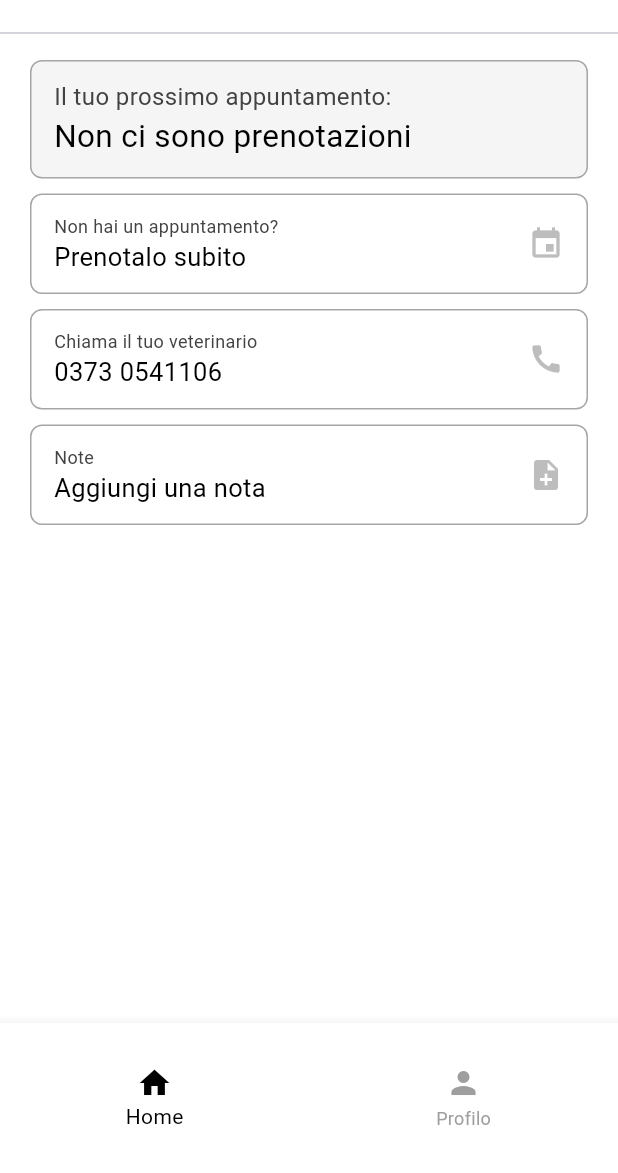
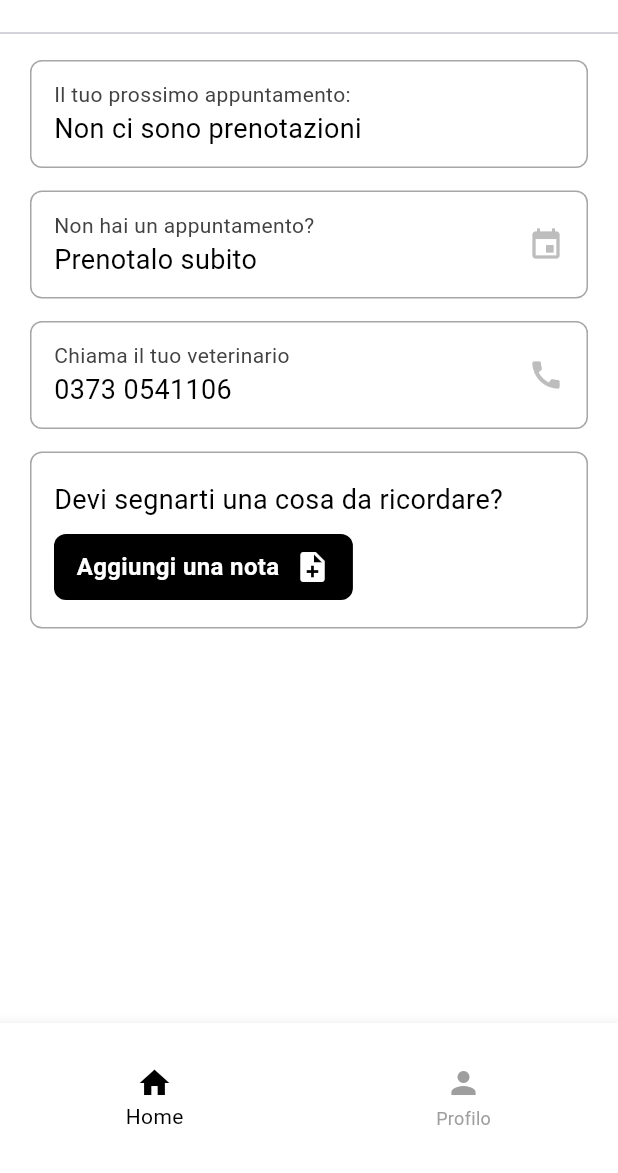
Before and after one commit to alfredocarta/MyPet, a Flutter app: the screen it shows once a user with an empty profile is signed in, on a phone screen of 412 x 824 dp, the part 63-1236 px from its top. Run offline on Flutter 3.47's test engine with Material 3 defaults, Android fonts, the phone set to English and light mode, and no system bars; our stand-ins replace cloud_firestore, firebase_auth, firebase_core, get, google_nav_bar; missing offline and left inert: add_2_calendar, booking_calendar, flutter_email_sender, mockito; accounts and stored records are empty.

Commit message:
modifiche home page

```diff
--- a/lib/components/button/home_button.dart
+++ b/lib/components/button/home_button.dart
@@ -36,14 +36,14 @@ class HomeButton extends StatelessWidget {
                   sectionName,
                   style: TextStyle(
                     color: Colors.grey[800],
-                    fontSize: 12,
+                    fontSize: 14,
                   ),
                 ),
                 Text(
                   text,
                   style: const TextStyle(
                     fontStyle: FontStyle.normal,
-                    fontSize: 17,
+                    fontSize: 18,
                     color: Colors.black,
                   ),
                 ),
--- a/lib/components/button/phone_button.dart
+++ b/lib/components/button/phone_button.dart
@@ -41,14 +41,14 @@ class PhoneNumberButton extends StatelessWidget {
                     'Chiama il tuo veterinario',
                     style: TextStyle(
                       color: Colors.grey[800],
-                      fontSize: 12,
+                      fontSize: 14,
                     ),
                   ),
                   const Text(
                     '0373 0541106',
                     style: TextStyle(
                       fontStyle: FontStyle.normal,
-                      fontSize: 17,
+                      fontSize: 18,
                       color: Colors.black,
                     ),
                   ),
--- a/lib/pages/home_page.dart
+++ b/lib/pages/home_page.dart
@@ -26,6 +26,12 @@ class _HomePageState extends State<HomePage> {
     fetchNextBooking();
   }
 
+  @override
+  void didChangeDependencies() {
+    super.didChangeDependencies();
+    fetchNextBooking();
+  }
+
   Future<void> fetchNextBooking() async {
     try {
       User? user = FirebaseAuth.instance.currentUser;
@@ -44,6 +50,10 @@ class _HomePageState extends State<HomePage> {
           var nextBookingData = querySnapshot.docs.first.data() as Map<String, dynamic>;
           setState(() {
             nextBooking = (nextBookingData['bookingStart'] as Timestamp).toDate();
+          });
+        } else {
+          setState(() {
+            nextBooking = null;
           });
         }
       }
@@ -79,29 +89,38 @@ class _HomePageState extends State<HomePage> {
     if (nextBooking != null) {
       addAppointmentToCalendar(
         nextBooking!, // Inizio dell'appuntamento
-      nextBooking!.add(Duration(minutes: 30)), // Fine dell'appuntamento, aggiungi la durata desiderata
+        nextBooking!.add(const Duration(minutes: 30)), // Fine dell'appuntamento, aggiungi la durata desiderata
         'Appuntamento dal veterinario', // Titolo dell'evento
-      'Dettagli del tuo appuntamento' // Descrizione dell'evento
+        'Dettagli del tuo appuntamento', // Descrizione dell'evento
       );
     } else {
       ScaffoldMessenger.of(context).showSnackBar(
-      SnackBar(
-        content: const Text('Nessun appuntamento disponibile'),
+        const SnackBar(
+          content: Text('Nessun appuntamento disponibile'),
         ),
       );
     }
   }
 
+  Future<void> refreshData() async {
+    await fetchNextBooking();
+    setState(() {}); // Aggiorna lo stato per riflettere i nuovi dati
+  }
 
   @override
   Widget build(BuildContext context) {
     return Scaffold(
       backgroundColor: Colors.white,
-      body: StreamBuilder<DocumentSnapshot>(
+      body: RefreshIndicator(
+        color: Colors.grey, // Imposta il colore del cerchio di aggiornamento a grigio
+        onRefresh: refreshData,
+        child: StreamBuilder<DocumentSnapshot>(
           stream: FirebaseFirestore.instance.collection("Users").doc(currentUser.email).snapshots(),
           builder: (context, snapshot) {
             if (snapshot.hasData) {
-            return SafeArea(
+              return SingleChildScrollView(
+                physics: AlwaysScrollableScrollPhysics(),
+                child: SafeArea(
                   child: Column(
                     children: [
                       const Divider(),
@@ -110,7 +129,7 @@ class _HomePageState extends State<HomePage> {
                       nextBooking != null
                           ? Container(
                               decoration: BoxDecoration(
-                            color: Colors.grey[200],
+                                color: Colors.white,
                                 borderRadius: BorderRadius.circular(8),
                                 border: Border.all(color: const Color.fromARGB(255, 167, 165, 165)),
                               ),
@@ -127,7 +146,7 @@ class _HomePageState extends State<HomePage> {
                                           Text(
                                             'Il tuo prossimo appuntamento:',
                                             textAlign: TextAlign.left,
-                                        style: TextStyle(fontSize: 15, fontWeight: FontWeight.normal,color: Colors.grey[800],),
+                                            style: TextStyle(fontSize: 14, fontWeight: FontWeight.normal, color: Colors.grey[800]),
                                           ),
                                           Text(
                                             DateFormat.yMMMMd('it_IT').add_Hm().format(nextBooking!),
@@ -135,7 +154,7 @@ class _HomePageState extends State<HomePage> {
                                             style: const TextStyle(
                                               fontStyle: FontStyle.normal,
                                               fontWeight: FontWeight.bold,
-                                          fontSize: 20,
+                                              fontSize: 18,
                                               color: Colors.black,
                                             ),
                                           ),
@@ -167,11 +186,10 @@ class _HomePageState extends State<HomePage> {
                                     ],
                                   ),
                                 ],
-                          )
-                          )
+                              ))
                           : Container(
                               decoration: BoxDecoration(
-                            color: Colors.grey[100],
+                                color: Colors.white,
                                 borderRadius: BorderRadius.circular(8),
                                 border: Border.all(color: const Color.fromARGB(255, 167, 165, 165)),
                               ),
@@ -186,14 +204,14 @@ class _HomePageState extends State<HomePage> {
                                       Text(
                                         'Il tuo prossimo appuntamento:',
                                         textAlign: TextAlign.left,
-                                    style: TextStyle(fontSize: 16, fontWeight: FontWeight.normal,color: Colors.grey[800],),
+                                        style: TextStyle(fontSize: 14, fontWeight: FontWeight.normal, color: Colors.grey[800]),
                                       ),
                                       const Text(
                                         'Non ci sono prenotazioni',
                                         textAlign: TextAlign.left,
                                         style: TextStyle(
                                           fontStyle: FontStyle.normal,
-                                      fontSize: 21,
+                                          fontSize: 18,
                                           color: Colors.black,
                                         ),
                                       ),
@@ -202,6 +220,8 @@ class _HomePageState extends State<HomePage> {
                                 ],
                               ),
                             ),
+
+                      const SizedBox(height: 5),
 
                       HomeButton(
                         sectionName: 'Non hai un appuntamento?',
@@ -215,34 +235,87 @@ class _HomePageState extends State<HomePage> {
                         },
                       ),
 
+                      const SizedBox(height: 5),
+
                       const PhoneNumberButton(
                         phoneNumber: '0373 0541106',
                       ),
 
-                  Row(
+                      const SizedBox(height: 5),
+
+                      Container(
+                        decoration: BoxDecoration(
+                          color: Colors.white,
+                          borderRadius: BorderRadius.circular(8),
+                          border: Border.all(color: const Color.fromARGB(255, 167, 165, 165)),
+                        ),
+                        padding: const EdgeInsets.only(left: 15, bottom: 18, top: 18, right: 15),
+                        margin: const EdgeInsets.only(left: 20, right: 20, top: 10, bottom: 0),
+                        child: Row(
                           children: [
-                      Expanded(
-                        child: HomeButton(
-                          sectionName: 'Note',
-                          text: 'Aggiungi una nota',
-                          icon: Icons.note_add,
-                          onPressed: () {
+                            Column(
+                              crossAxisAlignment: CrossAxisAlignment.start,
+                              children: [
+                                const Column(
+                                  crossAxisAlignment: CrossAxisAlignment.start,
+                                  children: [
+                                    Text(
+                                      'Devi segnarti una cosa da ricordare?',
+                                      textAlign: TextAlign.left,
+                                      style: TextStyle(fontSize: 18, fontWeight: FontWeight.normal, color: Colors.black),
+                                    ),
+                                  ],
+                                ),
+
+                                const SizedBox(height: 10),
+
+                                GestureDetector(
+                                  onTap: () {
                                     Navigator.push(
                                       context,
-                              MaterialPageRoute(builder: (context) => const MyFood()),
+                                      MaterialPageRoute(builder: (context) => const MyNotes()),
                                     );
                                   },
+                                  child: Container(
+                                    padding: const EdgeInsets.symmetric(vertical: 10, horizontal: 15),
+                                    decoration: BoxDecoration(
+                                      color: Colors.black,
+                                      borderRadius: BorderRadius.circular(8),
+                                    ),
+                                    child: const Row(
+                                      mainAxisAlignment: MainAxisAlignment.spaceBetween,
+                                      children: [
+                                        Text(
+                                          'Aggiungi una nota',
+                                          style: TextStyle(
+                                            color: Colors.white,
+                                            fontWeight: FontWeight.bold,
+                                            fontSize: 16,
+                                          ),
+                                        ),
+                                        const SizedBox(width: 10),
+                                        const Icon(
+                                          Icons.note_add,
+                                          color: Colors.white,
+                                          size: 24,
+                                        ),
+                                      ],
+                                    ),
                                   ),
                                 ),
                               ],
                             ),
-
                           ],
+                        ),
+                      ),
+                    ],
+                  ),
                 ),
               );
             } else if (snapshot.hasError) {
               return Center(
-              child: Text('Errore ${snapshot.error}'),
+                child:
+                  Text('Errore ${snapshot.error}'),
               );
             }
             return const Center(
@@ -250,6 +323,7 @@ class _HomePageState extends State<HomePage> {
             );
           },
         ),
+      ),
     );
   }
 }
```
Also changed, not shown: lib/pages/booking_screen.dart (+66 -39 lines), lib/pages/notes.dart (+4 -4 lines), pubspec.lock. Lines whose indentation alone changed are shown as unchanged.
